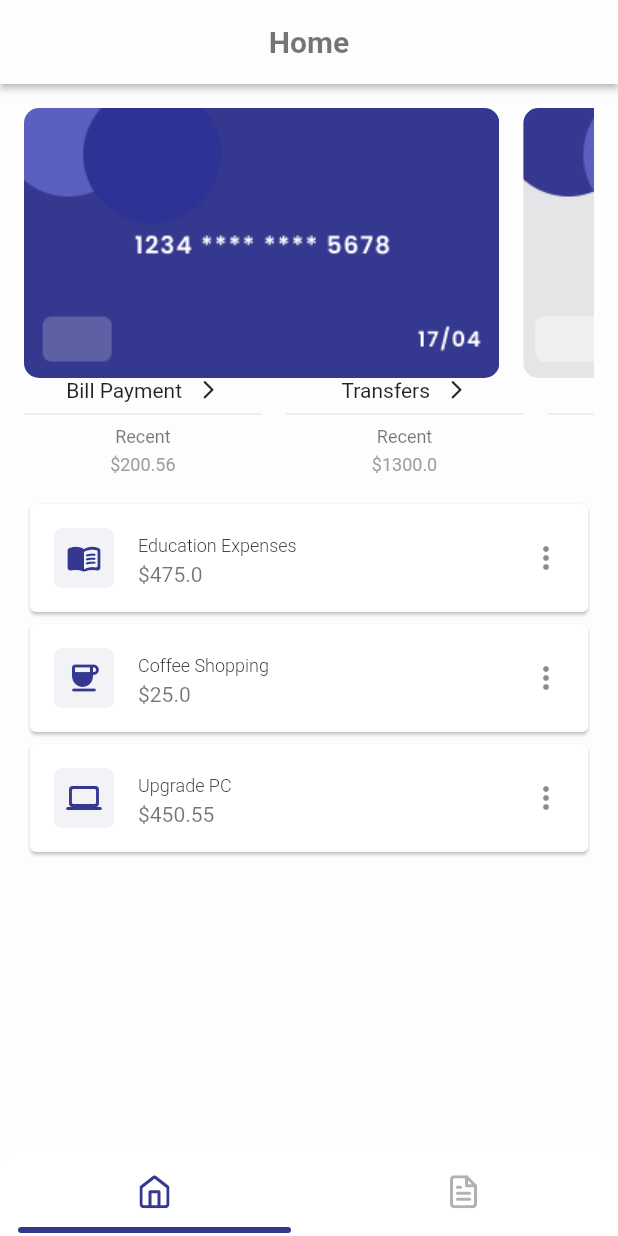
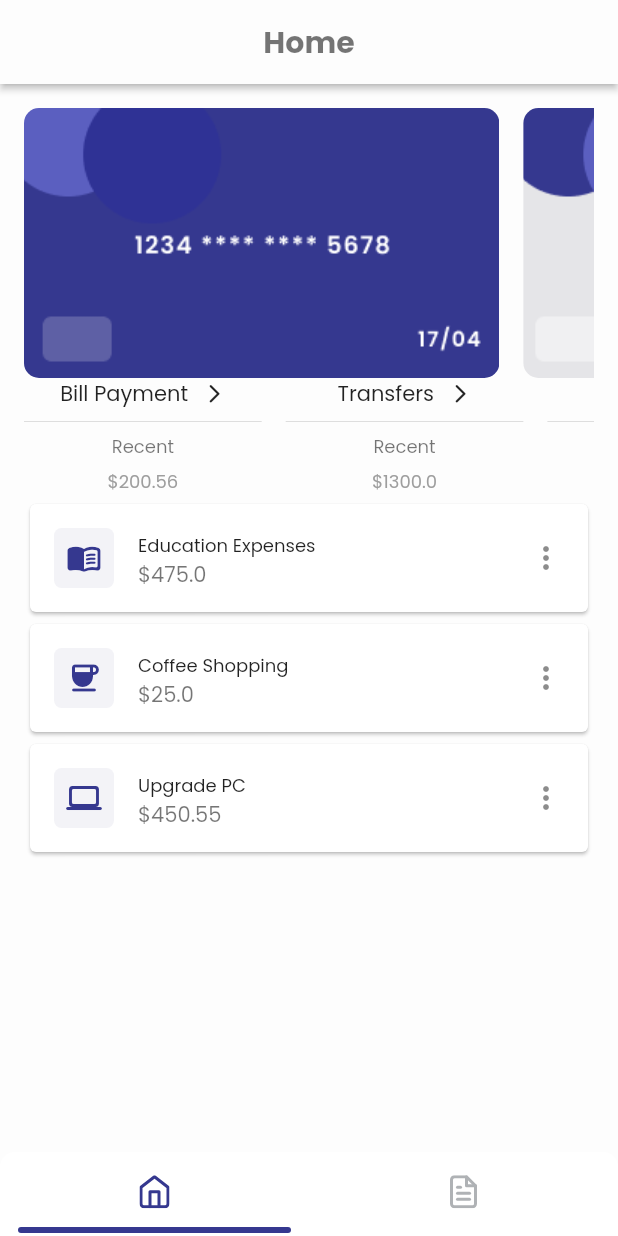
Before and after one commit to mkhoirulwafa18/expense-manager, a Flutter app: the screen it shows after launch, on a phone screen of 412 x 824 dp. Run offline on Flutter 3.47's test engine with Material 2 defaults, Android fonts, the phone set to English and light mode, and no system bars; drawn by our look-alikes of persistent_bottom_nav_bar; our stand-ins replace auto_route, flutter_riverpod, flutter_svg, shared_preferences; generated files the repository leaves out were written again; Roboto replaces fonts that are missing (Helvetica).

Commit message:
add font family to textstyles

```diff
--- a/lib/shared/theme/text_styles.dart
+++ b/lib/shared/theme/text_styles.dart
@@ -1,25 +1,29 @@
 import 'package:flutter/material.dart';
 
 class AppTextStyles {
-  static const String fontFamily = 'Helvetica';
+  static const String fontFamily = 'Poppins';
 
   /// Text style for body
   static const TextStyle bodyLg = TextStyle(
+    fontFamily: fontFamily,
     fontSize: 16,
     fontWeight: FontWeight.w500,
   );
 
   static const TextStyle body = TextStyle(
+    fontFamily: fontFamily,
     fontSize: 14,
     fontWeight: FontWeight.w400,
   );
 
   static const TextStyle bodySm = TextStyle(
+    fontFamily: fontFamily,
     fontSize: 12,
     fontWeight: FontWeight.w300,
   );
 
   static const TextStyle bodyXs = TextStyle(
+    fontFamily: fontFamily,
     fontSize: 10,
     fontWeight: FontWeight.w300,
   );
@@ -27,21 +31,25 @@ class AppTextStyles {
   /// Text style for heading
 
   static const TextStyle h1 = TextStyle(
+    fontFamily: fontFamily,
     fontSize: 24,
     fontWeight: FontWeight.w700,
   );
 
   static const TextStyle h2 = TextStyle(
+    fontFamily: fontFamily,
     fontSize: 22,
     fontWeight: FontWeight.w700,
   );
 
   static const TextStyle h3 = TextStyle(
+    fontFamily: fontFamily,
     fontSize: 20,
     fontWeight: FontWeight.w600,
   );
 
   static const TextStyle h4 = TextStyle(
+    fontFamily: fontFamily,
     fontSize: 18,
     fontWeight: FontWeight.w500,
   );
```
